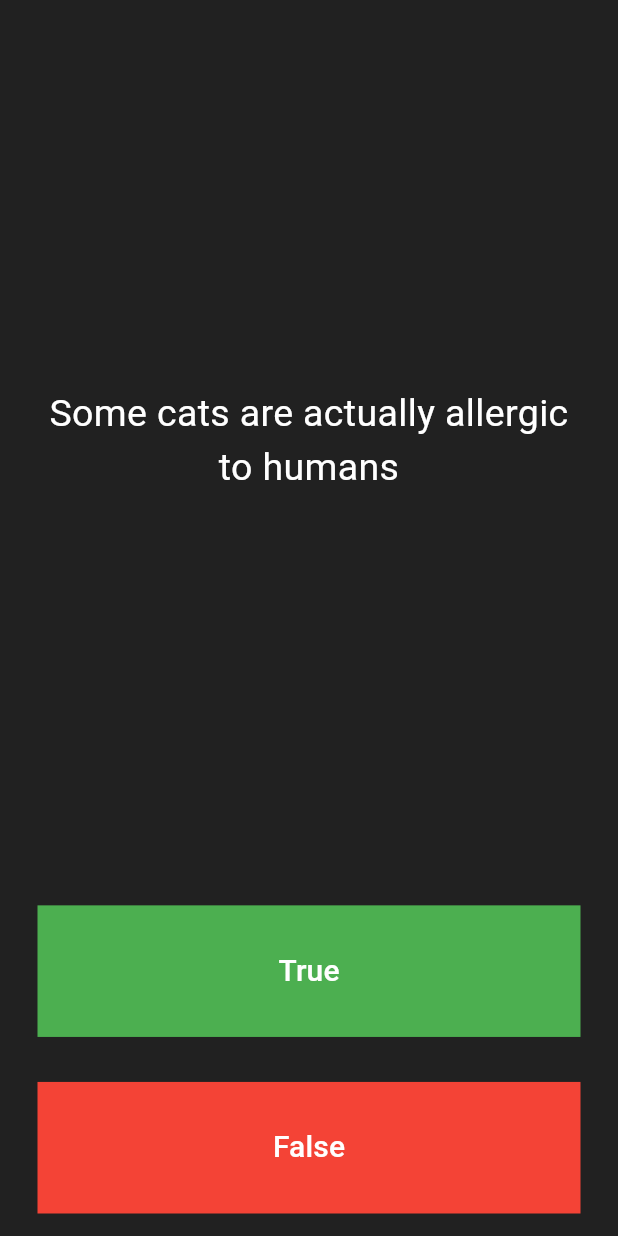
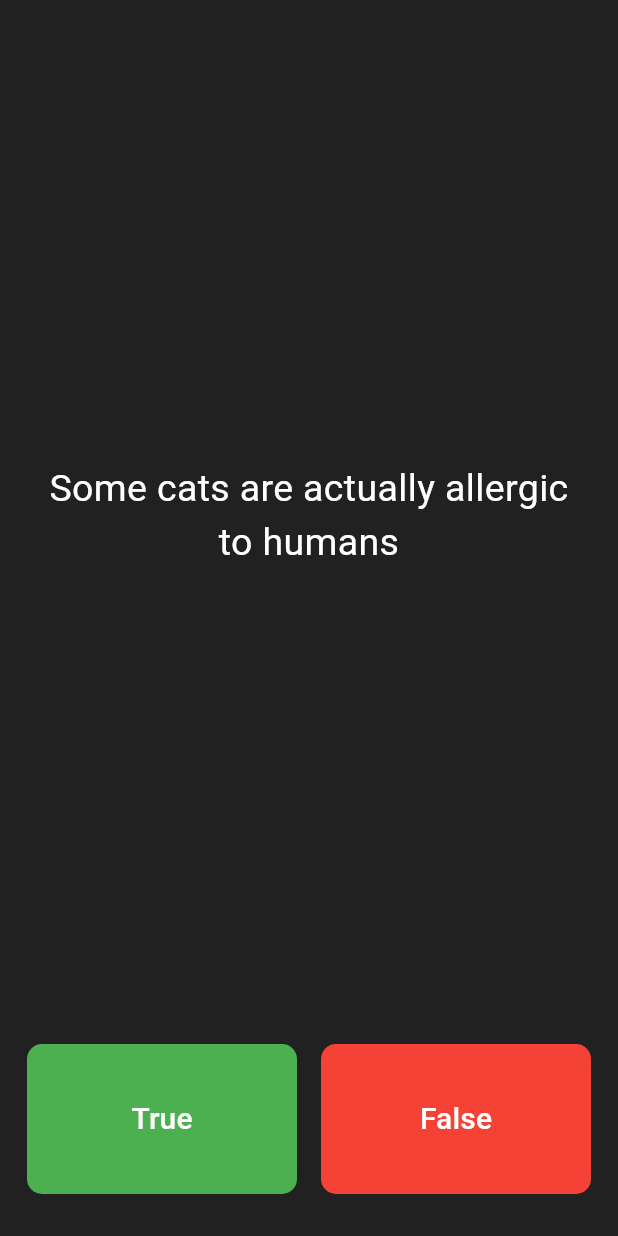
Before and after one commit to bishoyelmalah/quizzler, a Flutter app: the screen it shows after launch, on a phone screen of 412 x 824 dp. Run offline on Flutter 3.47's test engine with Material 3 defaults, Android fonts, the phone set to English and light mode, and no system bars; our stand-ins replace rflutter_alert; missing offline and left inert: restart_app.

Commit message:
Refactor QuizPage layout to improve button styling and organization; add score display at the top

```diff
--- a/lib/quiz_page.dart
+++ b/lib/quiz_page.dart
@@ -41,6 +41,10 @@ class _QuizPageState extends State<QuizPage> {
       mainAxisAlignment: MainAxisAlignment.spaceBetween,
       crossAxisAlignment: CrossAxisAlignment.stretch,
       children: [
+        Row(
+          mainAxisAlignment: MainAxisAlignment.center,
+          children: bank.scoreKeeper.score,
+        ),
         Expanded(
           flex: 5,
           child: Center(
@@ -57,9 +61,11 @@ class _QuizPageState extends State<QuizPage> {
             ),
           ),
         ),
+        Row(
+          children: [
             Expanded(
               child: Padding(
-            padding: const EdgeInsets.all(15.0),
+                padding: const EdgeInsets.all(8.0),
                 child: TextButton(
                     onPressed: () {
                       setState(() {
@@ -73,9 +79,10 @@ class _QuizPageState extends State<QuizPage> {
                       });
                     },
                     style: ButtonStyle(
+                        fixedSize: WidgetStatePropertyAll(Size(100, 100)),
                         backgroundColor: WidgetStatePropertyAll(Colors.green),
                         shape: WidgetStatePropertyAll(RoundedRectangleBorder(
-                        borderRadius: BorderRadius.circular(0)))),
+                            borderRadius: BorderRadius.circular(10)))),
                     child: Text(
                       "True",
                       style: TextStyle(
@@ -87,7 +94,7 @@ class _QuizPageState extends State<QuizPage> {
             ),
             Expanded(
               child: Padding(
-            padding: const EdgeInsets.all(15.0),
+                padding: const EdgeInsets.all(8.0),
                 child: TextButton(
                     onPressed: () {
                       setState(() {
@@ -101,9 +108,10 @@ class _QuizPageState extends State<QuizPage> {
                       });
                     },
                     style: ButtonStyle(
+                      fixedSize: WidgetStatePropertyAll(Size(100, 100)),
                       backgroundColor: WidgetStatePropertyAll(Colors.red),
                       shape: WidgetStatePropertyAll(RoundedRectangleBorder(
-                      borderRadius: BorderRadius.circular(0))),
+                          borderRadius: BorderRadius.circular(10))),
                     ),
                     child: Text(
                       "False",
@@ -113,9 +121,11 @@ class _QuizPageState extends State<QuizPage> {
                       ),
                     )),
               ),
+            )
+          ],
         ),
-        Row(
-          children: bank.scoreKeeper.score,
+        SizedBox(
+          height: 20,
         )
       ],
     );
```
Lines whose indentation alone changed are shown as unchanged.
